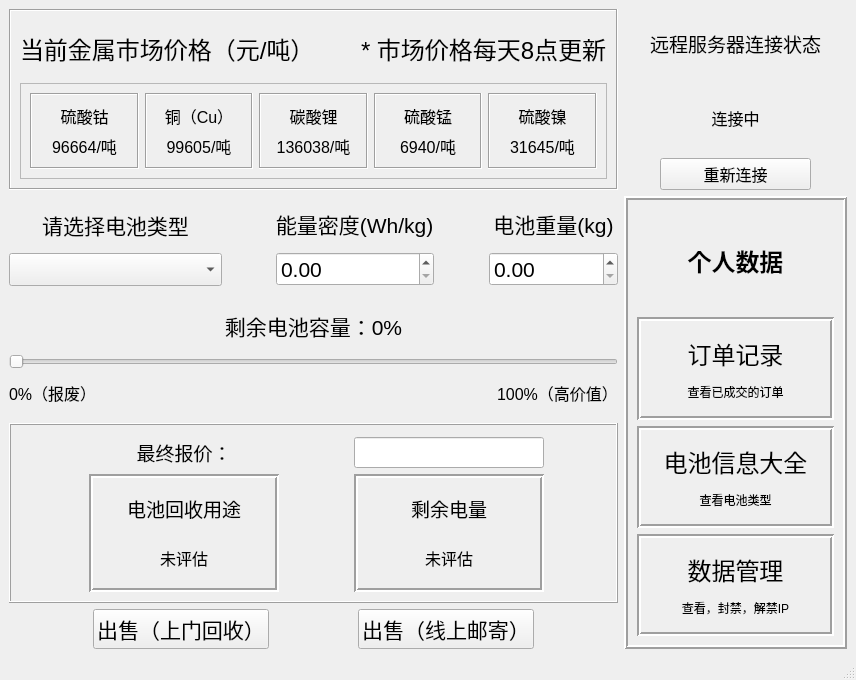
This is mainwindow.ui in RipplesDance/WasteMetalRecoverySystem as Qt 5 draws it before an edit. The edited form follows.
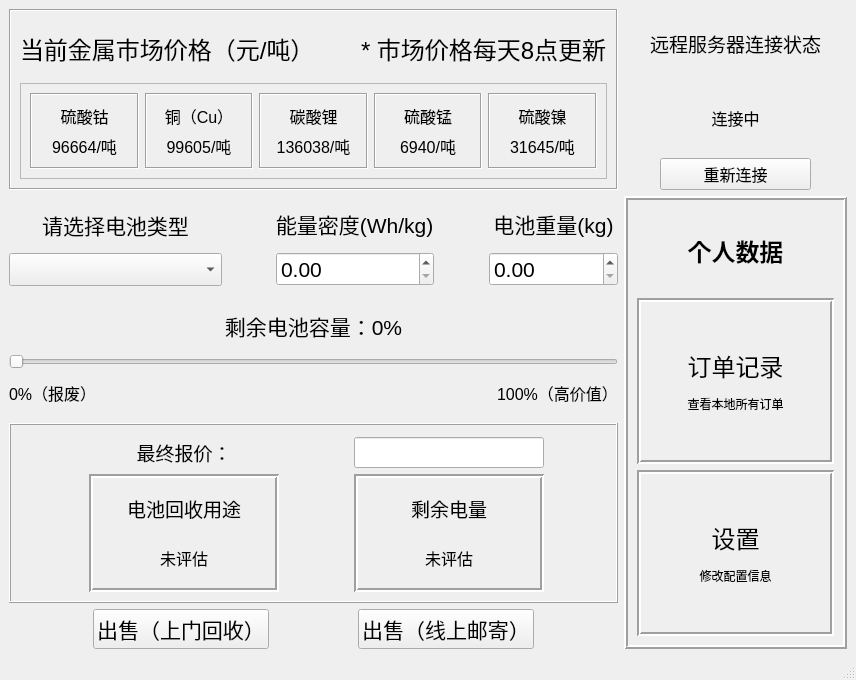
This is the edited form. Custom widgets are drawn as their Qt base class.

What changed in the file:
```diff
--- a/mainwindow.ui
+++ b/mainwindow.ui
@@ -516,7 +516,7 @@
         <property name="lineWidth">
          <number>2</number>
         </property>
-        <layout class="QVBoxLayout" name="verticalLayout_14">
+        <layout class="QVBoxLayout" name="verticalLayout_14" stretch="1,2,2">
          <item>
           <widget class="QLabel" name="label_23">
            <property name="font">
@@ -560,7 +560,7 @@
                </font>
               </property>
               <property name="text">
-               <string>&lt;html&gt;&lt;head/&gt;&lt;body&gt;&lt;p align=&quot;center&quot;&gt;订单记录&lt;/p&gt;&lt;p align=&quot;center&quot;&gt;&lt;span style=&quot; font-size:9pt;&quot;&gt;查看已成交的订单&lt;/span&gt;&lt;/p&gt;&lt;/body&gt;&lt;/html&gt;</string>
+               <string>&lt;html&gt;&lt;head/&gt;&lt;body&gt;&lt;p align=&quot;center&quot;&gt;订单记录&lt;/p&gt;&lt;p align=&quot;center&quot;&gt;&lt;span style=&quot; font-size:9pt;&quot;&gt;查看本地所有订单&lt;/span&gt;&lt;/p&gt;&lt;/body&gt;&lt;/html&gt;</string>
               </property>
               <property name="alignment">
                <set>Qt::AlignCenter</set>
@@ -590,34 +590,7 @@
                </font>
               </property>
               <property name="text">
-               <string>&lt;html&gt;&lt;head/&gt;&lt;body&gt;&lt;p align=&quot;center&quot;&gt;电池信息大全&lt;/p&gt;&lt;p align=&quot;center&quot;&gt;&lt;span style=&quot; font-size:9pt;&quot;&gt;查看电池类型&lt;/span&gt;&lt;/p&gt;&lt;/body&gt;&lt;/html&gt;</string>
-              </property>
-             </widget>
-            </item>
-           </layout>
-          </widget>
-         </item>
-         <item>
-          <widget class="QFrame" name="frame_14">
-           <property name="frameShape">
-            <enum>QFrame::Box</enum>
-           </property>
-           <property name="frameShadow">
-            <enum>QFrame::Sunken</enum>
-           </property>
-           <property name="lineWidth">
-            <number>2</number>
-           </property>
-           <layout class="QVBoxLayout" name="verticalLayout_13">
-            <item>
-             <widget class="QLabel" name="label_25">
-              <property name="font">
-               <font>
-                <pointsize>9</pointsize>
-               </font>
-              </property>
-              <property name="text">
-               <string>&lt;html&gt;&lt;head/&gt;&lt;body&gt;&lt;p align=&quot;center&quot;&gt;&lt;span style=&quot; font-size:18pt;&quot;&gt;数据管理&lt;/span&gt;&lt;/p&gt;&lt;p align=&quot;center&quot;&gt;查看，封禁，解禁IP&lt;/p&gt;&lt;/body&gt;&lt;/html&gt;</string>
+               <string>&lt;html&gt;&lt;head/&gt;&lt;body&gt;&lt;p align=&quot;center&quot;&gt;设置&lt;/p&gt;&lt;p align=&quot;center&quot;&gt;&lt;span style=&quot; font-size:9pt;&quot;&gt;修改配置信息&lt;/span&gt;&lt;/p&gt;&lt;/body&gt;&lt;/html&gt;</string>
               </property>
              </widget>
             </item>
```
Left out of the diff: 2 changed lines with no effect on the pictures.
